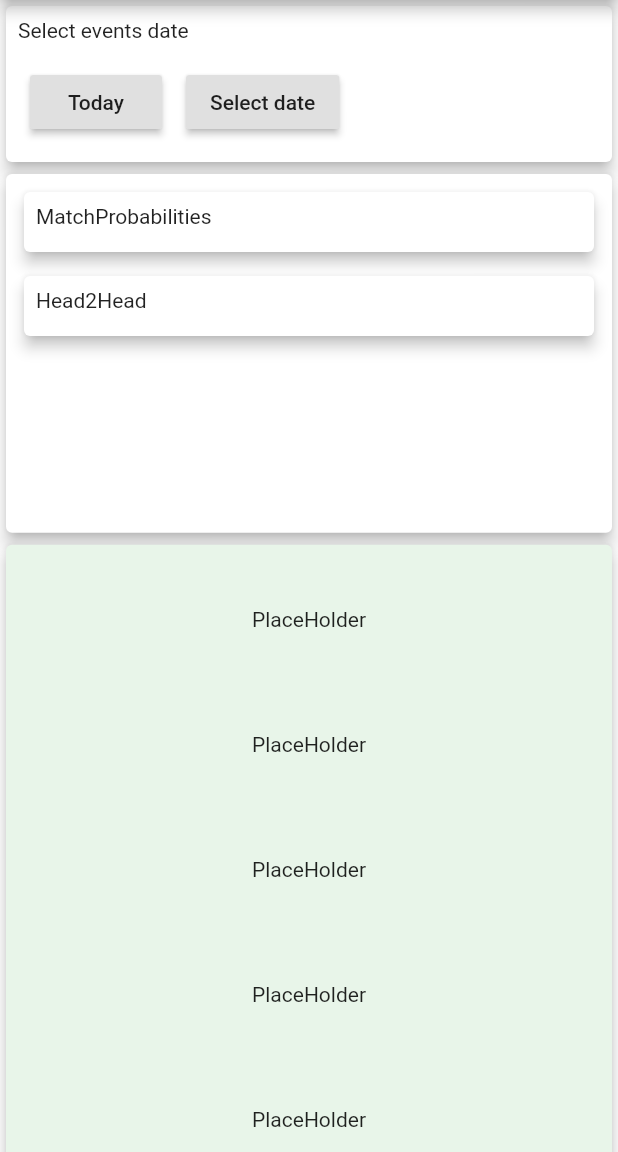
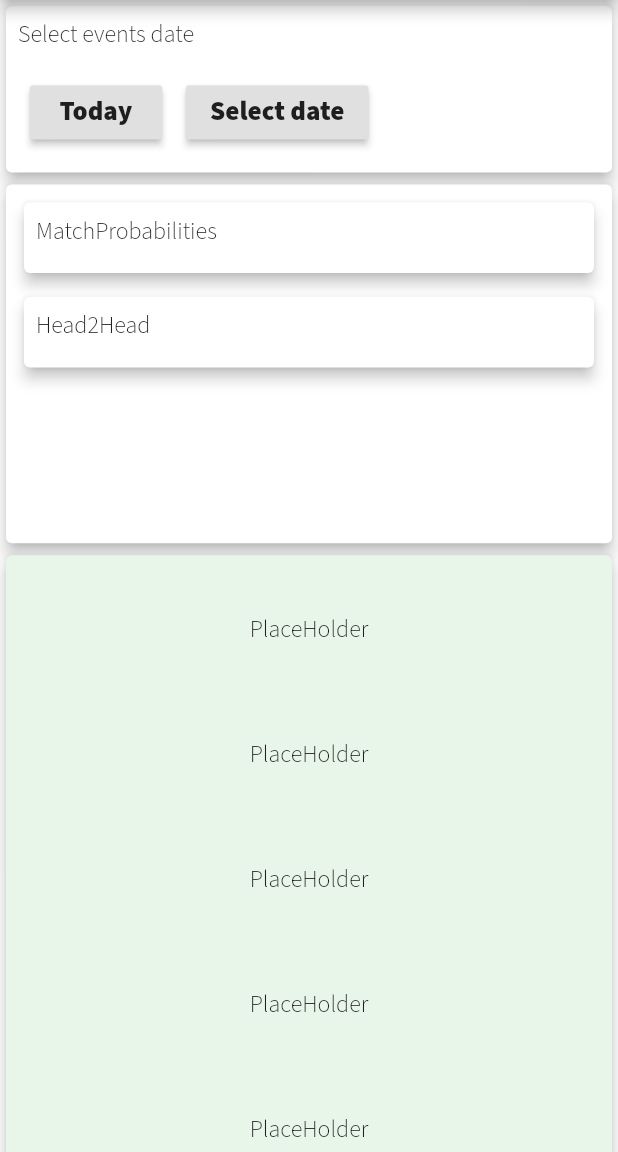
Before and after one commit to sla-000/flutter_liga_stavok, a Flutter app: the screen it shows after launch, on a phone screen of 412 x 824 dp, the part 84-1236 px from its top. Run offline on Flutter 3.47's test engine with Material 2 defaults, Android fonts, the phone set to English and light mode, and no system bars; our stand-ins replace get_it, google_fonts, rxdart; missing offline and left inert: platform_date_picker; generated files the repository leaves out were written again.

Commit message:
Add google fonts

```diff
--- a/lib/main.dart
+++ b/lib/main.dart
@@ -2,6 +2,7 @@ import 'package:flutter/material.dart';
 import 'package:flutter/services.dart';
 import 'package:flutter_liga_stavok/di/injections.dart';
 import 'package:flutter_liga_stavok/theme/physics.dart';
+import 'package:flutter_liga_stavok/theme/theme.dart';
 import 'package:flutter_liga_stavok/utils/logging.dart';
 import 'package:flutter_liga_stavok/widgets/controls/controls.dart';
 import 'package:flutter_liga_stavok/widgets/liga_stavok.dart';
@@ -25,10 +26,7 @@ class MyApp extends StatelessWidget {
   Widget build(BuildContext context) {
     return MaterialApp(
       title: 'Liga Stavok Flutterthon',
-      theme: ThemeData(
-        primarySwatch: Colors.green,
-        visualDensity: VisualDensity.adaptivePlatformDensity,
-      ),
+      theme: getAppTheme(),
       home: MyHomePage(title: 'Liga Stavok Flutterthon'),
     );
   }
--- /dev/null
+++ b/lib/theme/theme.dart
@@ -0,0 +1,63 @@
+import 'package:flutter/material.dart';
+import 'package:google_fonts/google_fonts.dart';
+
+ThemeData getAppTheme() {
+  return ThemeData(
+    primarySwatch: Colors.green,
+    visualDensity: VisualDensity.adaptivePlatformDensity,
+    textTheme: TextTheme(
+      headline1: GoogleFonts.sourceSansPro(
+        fontSize: 24,
+        fontWeight: FontWeight.w600,
+      ),
+      headline2: GoogleFonts.sourceSansPro(
+        fontSize: 22,
+        fontWeight: FontWeight.w500,
+      ),
+      headline3: GoogleFonts.sourceSansPro(
+        fontSize: 18,
+        fontWeight: FontWeight.w400,
+      ),
+      headline4: GoogleFonts.sourceSansPro(
+        fontSize: 16,
+        fontWeight: FontWeight.w500,
+      ),
+      headline5: GoogleFonts.sourceSansPro(
+        fontSize: 16,
+        fontWeight: FontWeight.w400,
+      ),
+      headline6: GoogleFonts.sourceSansPro(
+        fontSize: 16,
+        fontWeight: FontWeight.w400,
+      ),
+      subtitle1: GoogleFonts.sourceSansPro(
+        fontSize: 18,
+        fontWeight: FontWeight.w300,
+      ),
+      subtitle2: GoogleFonts.sourceSansPro(
+        fontSize: 16,
+        fontWeight: FontWeight.w400,
+      ),
+      bodyText1: GoogleFonts.sourceSansPro(
+        fontSize: 16,
+        fontWeight: FontWeight.w400,
+      ),
+      bodyText2: GoogleFonts.sourceSansPro(
+        fontSize: 16,
+        fontWeight: FontWeight.w300,
+      ),
+      caption: GoogleFonts.sourceSansPro(
+        fontSize: 18,
+        fontWeight: FontWeight.w800,
+      ),
+      button: GoogleFonts.sourceSansPro(
+        fontSize: 18,
+        fontWeight: FontWeight.w900,
+      ),
+      overline: GoogleFonts.sourceSansPro(
+        fontSize: 18,
+        fontWeight: FontWeight.w700,
+      ),
+    ),
+  );
+}
--- a/pubspec.yaml
+++ b/pubspec.yaml
@@ -30,6 +30,7 @@ dependencies:
   cupertino_icons: ^1.0.0
 
   get_it: ^5.0.1
+  google_fonts: ^1.1.1
 
   http: ^0.12.2
 
```
